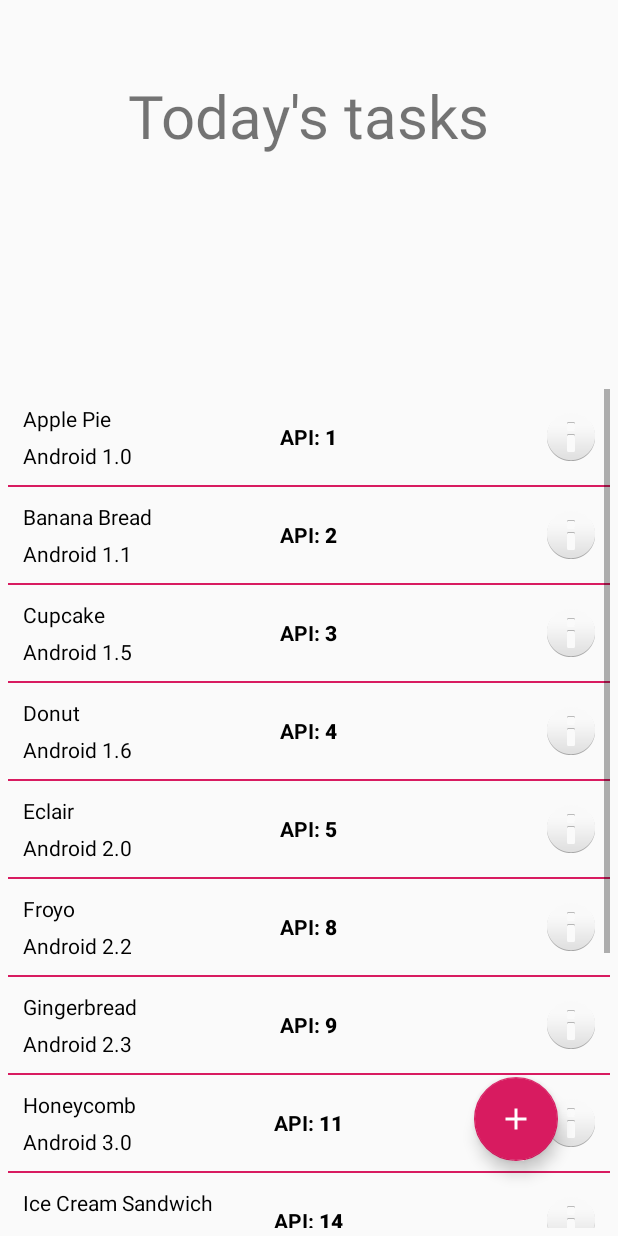
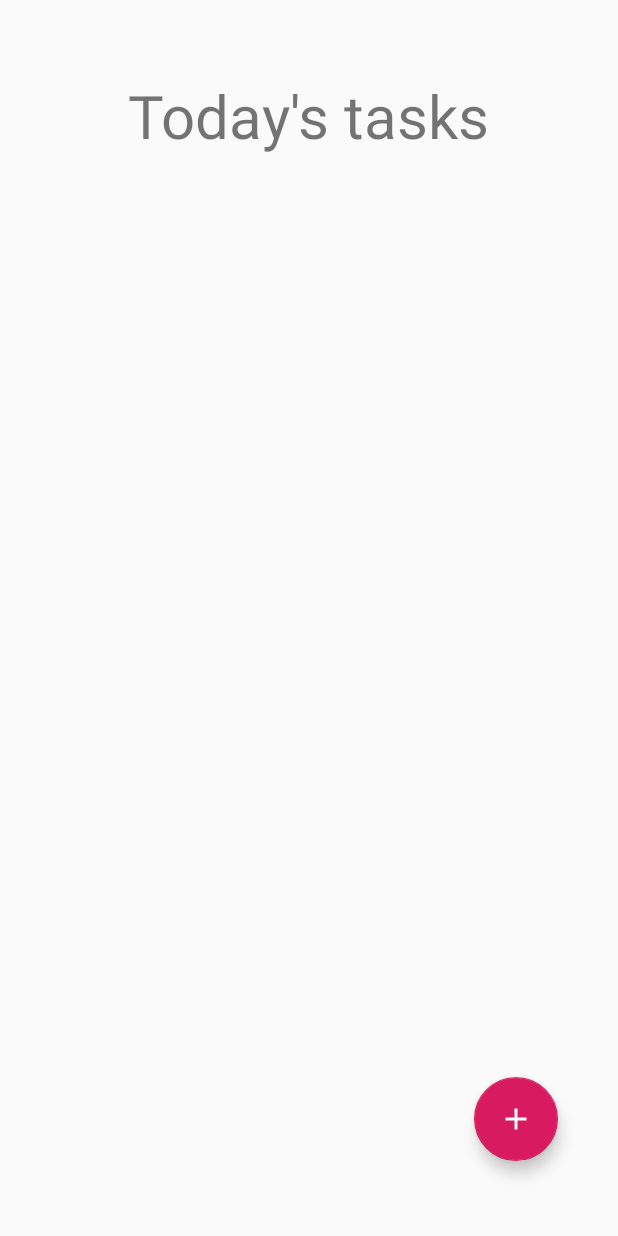
Before and after one commit to P4uL7/TimeTrackingApp, an Android app: the fragment DayFragment shown on its own in the app's theme, on a phone screen of 412 x 824 dp. Run offline under Robolectric (Android 15) with nearby library versions, the phone set to English and light mode, and no system bars; our stand-ins replace Firebase (no records; nobody signed in at launch, a user with empty details on screens opened directly).

Commit message:
ListView working.

```diff
--- a/app/src/main/java/com/msa/timetracker/CustomAdapter.java
+++ b/app/src/main/java/com/msa/timetracker/CustomAdapter.java
@@ -4,42 +4,19 @@
 import android.view.LayoutInflater;
 import android.view.View;
 import android.view.ViewGroup;
-import android.view.animation.Animation;
-import android.view.animation.AnimationUtils;
 import android.widget.ArrayAdapter;
-import android.widget.ImageView;
 import android.widget.TextView;
-
-import com.google.android.material.snackbar.Snackbar;
 
 import java.util.ArrayList;
 
-public class CustomAdapter extends ArrayAdapter<DataModel> implements View.OnClickListener {
+public class CustomAdapter extends ArrayAdapter<DataModel> {
 
     Context mContext;
-    private ArrayList<DataModel> dataSet;
-    private int lastPosition = -1;
 
     public CustomAdapter(ArrayList<DataModel> data, Context context) {
         super(context, R.layout.activity_listview, data);
-        this.dataSet = data;
         this.mContext = context;
 
-    }
-
-    @Override
-    public void onClick(View v) {
-
-        int position = (Integer) v.getTag();
-        Object object = getItem(position);
-        DataModel dataModel = (DataModel) object;
-
-        switch (v.getId()) {
-            case R.id.item_info:
-                Snackbar.make(v, "Release date " + dataModel.getFeature(), Snackbar.LENGTH_LONG)
-                        .setAction("No action", null).show();
-                break;
-        }
     }
 
     @Override
@@ -49,44 +26,28 @@
         // Check if an existing view is being reused, otherwise inflate the view
         ViewHolder viewHolder; // view lookup cache stored in tag
 
-        final View result;
 
         if (convertView == null) {
-
             viewHolder = new ViewHolder();
             LayoutInflater inflater = LayoutInflater.from(getContext());
             convertView = inflater.inflate(R.layout.activity_listview, parent, false);
-            viewHolder.txtName = (TextView) convertView.findViewById(R.id.name);
-            viewHolder.txtType = (TextView) convertView.findViewById(R.id.type);
-            viewHolder.txtVersion = (TextView) convertView.findViewById(R.id.version_number);
-            viewHolder.info = (ImageView) convertView.findViewById(R.id.item_info);
-
-            result = convertView;
-
+            viewHolder.taskName = convertView.findViewById(R.id.list_task_name);
+            viewHolder.taskDuration = convertView.findViewById(R.id.list_task_duration);
             convertView.setTag(viewHolder);
         } else {
             viewHolder = (ViewHolder) convertView.getTag();
-            result = convertView;
         }
 
-        Animation animation = AnimationUtils.loadAnimation(mContext, (position > lastPosition) ? R.anim.up_from_bottom : R.anim.down_from_top);
-        result.startAnimation(animation);
-        lastPosition = position;
 
-        viewHolder.txtName.setText(dataModel.getName());
-        viewHolder.txtType.setText(dataModel.getType());
-        viewHolder.txtVersion.setText(dataModel.getVersion_number());
-        viewHolder.info.setOnClickListener(this);
-        viewHolder.info.setTag(position);
+        viewHolder.taskName.setText(dataModel.getName());
+        viewHolder.taskDuration.setText(dataModel.getDuration());
         // Return the completed view to render on screen
         return convertView;
     }
 
     // View lookup cache
     private static class ViewHolder {
-        TextView txtName;
-        TextView txtType;
-        TextView txtVersion;
-        ImageView info;
+        TextView taskName;
+        TextView taskDuration;
     }
 }
--- a/app/src/main/java/com/msa/timetracker/DataModel.java
+++ b/app/src/main/java/com/msa/timetracker/DataModel.java
@@ -2,33 +2,29 @@
 
 public class DataModel {
 
-    String name;
-    String type;
-    String version_number;
-    String feature;
+    private String name;
+    private String duration;
 
-    public DataModel(String name, String type, String version_number, String feature) {
+    public DataModel(String name, String duration) {
         this.name = name;
-        this.type = type;
-        this.version_number = version_number;
-        this.feature = feature;
-
+        this.duration = duration;
     }
 
     public String getName() {
         return name;
     }
 
-    public String getType() {
-        return type;
-    }
 
-    public String getVersion_number() {
-        return version_number;
-    }
+    public String getDuration() {
+        long milliseconds = Long.parseLong(duration);
+        int hours = (int) ((milliseconds / (1000 * 60 * 60)) % 24);
+        milliseconds -= hours * (1000 * 60 * 60);
+        int minutes = (int) ((milliseconds / (1000 * 60)) % 60);
+        milliseconds -= minutes * (1000 * 60);
+        int seconds = (int) (milliseconds / 1000) % 60;
 
-    public String getFeature() {
-        return feature;
+        String _duration = String.format("%02d:%02d:%02d", hours, minutes, seconds);
+        return _duration;
     }
 
 }
--- a/app/src/main/java/com/msa/timetracker/DayFragment.java
+++ b/app/src/main/java/com/msa/timetracker/DayFragment.java
@@ -1,6 +1,7 @@
 package com.msa.timetracker;
 
 import android.os.Bundle;
+import android.os.Handler;
 import android.text.InputType;
 import android.view.LayoutInflater;
 import android.view.View;
@@ -16,7 +17,6 @@
 import androidx.fragment.app.FragmentTransaction;
 
 import com.google.android.material.floatingactionbutton.FloatingActionButton;
-import com.google.android.material.snackbar.Snackbar;
 import com.google.firebase.auth.FirebaseAuth;
 import com.google.firebase.auth.FirebaseUser;
 import com.google.firebase.database.DataSnapshot;
@@ -38,10 +38,9 @@
 
     private View v;
     private String new_task_name = "";
-    FloatingActionButton add_task;
+    private FloatingActionButton add_task;
 
-    String[] tasks;
-    String[] durations;
+    private ArrayList<DataModel> todaysTasks = new ArrayList<>();
 
     public DayFragment() {
     }
@@ -61,16 +60,13 @@
         userRef.addValueEventListener(new ValueEventListener() {
             @Override
             public void onDataChange(DataSnapshot dataSnapshot) {
-                Toast.makeText(getActivity(), currentUser.getUid(), Toast.LENGTH_SHORT).show();
-                tasks = new String[(int) dataSnapshot.getChildrenCount()];
-                durations = new String[(int) dataSnapshot.getChildrenCount()];
-                int i = 0;
+                todaysTasks = new ArrayList<>();
+//                Toast.makeText(getActivity(), currentUser.getUid(), Toast.LENGTH_SHORT).show();
                 for (DataSnapshot ds : dataSnapshot.getChildren()) {
-                    tasks[i] = ds.getKey();
-                    durations[i] = ds.getValue().toString();
-                    i++;
+                    todaysTasks.add(new DataModel(ds.getKey(), ds.getValue().toString()));
+                    System.out.println("added to datamodel:" + ds.getKey());
                 }
-
+//                Toast.makeText(getActivity(), todaysTasks.size() + "", Toast.LENGTH_SHORT).show();
             }
 
             @Override
@@ -85,33 +81,14 @@
         add_task.setOnClickListener(this);
 
 
-        // populate list
-        ListView list = v.findViewById(R.id.listView);
-        ArrayList<DataModel> dataModels = new ArrayList<>();
+        final Handler handler = new Handler();
+        handler.postDelayed(() -> {
+            // populate list
+            ListView list = v.findViewById(R.id.listView);
+            CustomAdapter adapter = new CustomAdapter(todaysTasks, getActivity());
+            list.setAdapter(adapter);
+        }, 800);
 
-        dataModels.add(new DataModel("Apple Pie", "Android 1.0", "1", "September 23, 2008"));
-        dataModels.add(new DataModel("Banana Bread", "Android 1.1", "2", "February 9, 2009"));
-        dataModels.add(new DataModel("Cupcake", "Android 1.5", "3", "April 27, 2009"));
-        dataModels.add(new DataModel("Donut", "Android 1.6", "4", "September 15, 2009"));
-        dataModels.add(new DataModel("Eclair", "Android 2.0", "5", "October 26, 2009"));
-        dataModels.add(new DataModel("Froyo", "Android 2.2", "8", "May 20, 2010"));
-        dataModels.add(new DataModel("Gingerbread", "Android 2.3", "9", "December 6, 2010"));
-        dataModels.add(new DataModel("Honeycomb", "Android 3.0", "11", "February 22, 2011"));
-        dataModels.add(new DataModel("Ice Cream Sandwich", "Android 4.0", "14", "October 18, 2011"));
-        dataModels.add(new DataModel("Jelly Bean", "Android 4.2", "16", "July 9, 2012"));
-        dataModels.add(new DataModel("Kitkat", "Android 4.4", "19", "October 31, 2013"));
-        dataModels.add(new DataModel("Lollipop", "Android 5.0", "21", "November 12, 2014"));
-        dataModels.add(new DataModel("Marshmallow", "Android 6.0", "23", "October 5, 2015"));
-
-        CustomAdapter adapter = new CustomAdapter(dataModels, getActivity());
-        list.setAdapter(adapter);
-        list.setOnItemClickListener((parent, view, position, id) -> {
-
-            DataModel dataModel = dataModels.get(position);
-
-            Snackbar.make(view, dataModel.getName() + "\n" + dataModel.getType() + " API: " + dataModel.getVersion_number(), Snackbar.LENGTH_LONG)
-                    .setAction("No action", null).show();
-        });
 
         return v;
     }
--- a/app/src/main/res/layout/activity_listview.xml
+++ b/app/src/main/res/layout/activity_listview.xml
@@ -5,56 +5,23 @@
     android:padding="10dp">
 
     <TextView
-        android:id="@+id/name"
+        android:id="@+id/list_task_name"
         android:layout_width="wrap_content"
         android:layout_height="wrap_content"
         android:layout_alignParentTop="true"
-        android:text="Marshmallow"
+        android:text="Task"
         android:textAppearance="?android:attr/textAppearanceSmall"
         android:textColor="@android:color/black" />
 
 
     <TextView
-        android:id="@+id/type"
-        android:layout_width="wrap_content"
-        android:layout_height="wrap_content"
-        android:layout_below="@+id/name"
-        android:layout_marginTop="5dp"
-        android:text="Android 6.0"
-        android:textColor="@android:color/black" />
-
-    <ImageView
-        android:id="@+id/item_info"
+        android:id="@+id/list_task_duration"
         android:layout_width="wrap_content"
         android:layout_height="wrap_content"
         android:layout_alignParentEnd="true"
         android:layout_alignParentRight="true"
         android:layout_centerVertical="true"
-        android:src="@android:drawable/ic_dialog_info" />
+        android:text="Duration" />
 
 
-    <LinearLayout
-        android:layout_width="wrap_content"
-        android:layout_height="wrap_content"
-        android:layout_centerInParent="true">
-
-        <TextView
-            android:id="@+id/version_heading"
-            android:layout_width="wrap_content"
-            android:layout_height="wrap_content"
-            android:text="API: "
-            android:textColor="@android:color/black"
-            android:textStyle="bold" />
-
-        <TextView
-            android:id="@+id/version_number"
-            android:layout_width="wrap_content"
-            android:layout_height="wrap_content"
-            android:text="23"
-            android:textAppearance="?android:attr/textAppearanceButton"
-            android:textColor="@android:color/black"
-            android:textStyle="bold" />
-
-    </LinearLayout>
-
 </RelativeLayout>
```
